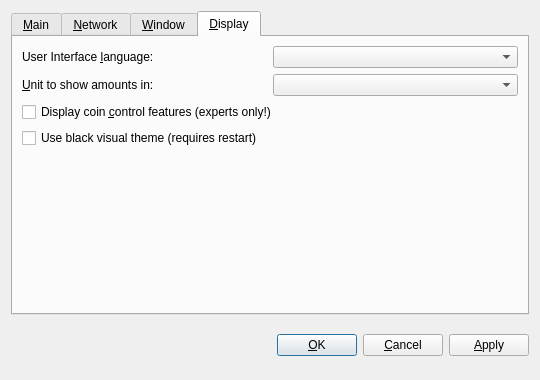
First picture: the form in src/qt/forms/optionsdialog.ui, repository pyritepirate/pyrite, before the edit.
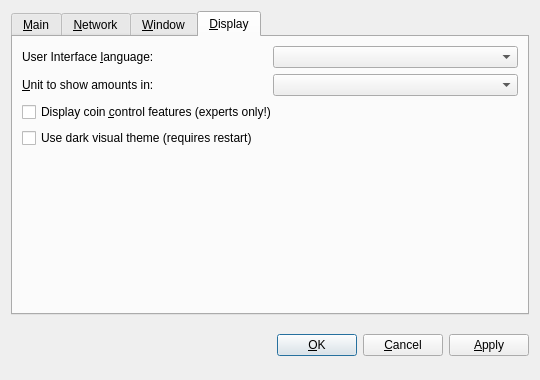
Second picture: the form after the edit. The open tabs and pages were chosen to show the change. Custom widgets are drawn as their Qt base class.

Commit message: Black Theme -> Dark Theme

What changed in the file:
```diff
--- a/src/qt/forms/optionsdialog.ui
+++ b/src/qt/forms/optionsdialog.ui
@@ -362,7 +362,7 @@
        <item>
         <widget class="QCheckBox" name="useBlackTheme">
          <property name="text">
-          <string>Use black visual theme (requires restart)</string>
+          <string>Use dark visual theme (requires restart)</string>
          </property>
         </widget>
        </item>
```
Left out of the diff: 2 changed lines with no effect on the pictures. The commit also changes 92 other files.
